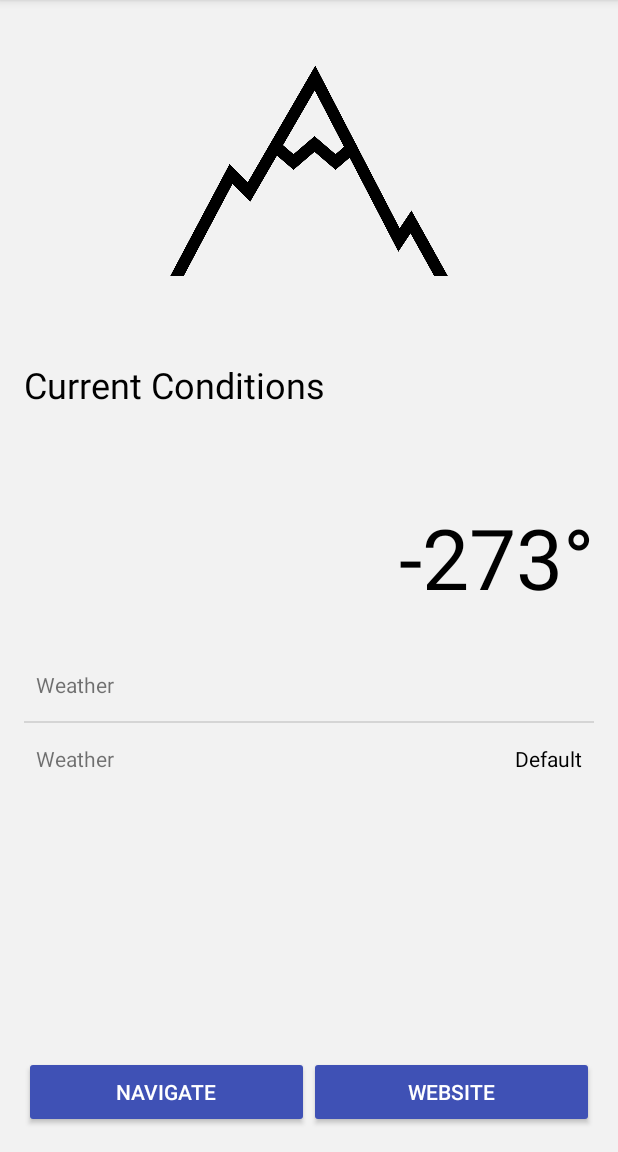
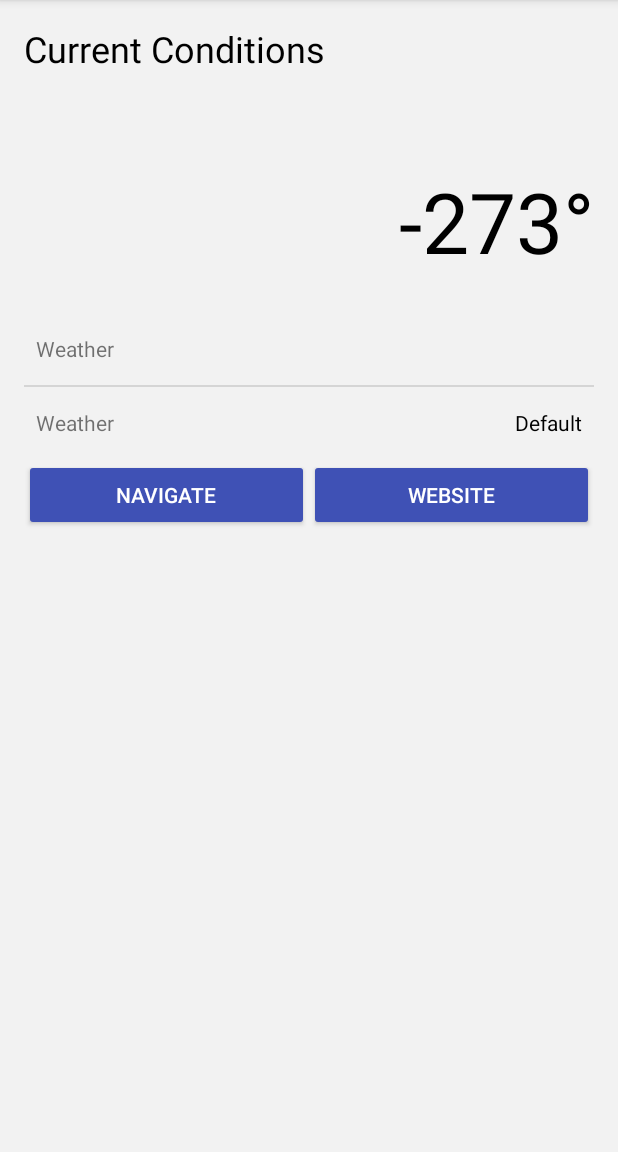
Before and after one commit to MSE-MobOP/Ski-Compass, an Android app: the DetailActivity screen opened directly, with no data from a screen before it, on a phone screen of 412 x 824 dp, the part 84-1236 px from its top. Run offline under Robolectric (Android 15) with nearby library versions, the phone set to English and light mode, and no system bars; 7 statements that could not run were skipped.

Commit message:
Modified detailActivity, is a ScrollView now. Final layout !?

```diff
--- a/app/src/main/java/mobop/skicompass/DetailActivity.java
+++ b/app/src/main/java/mobop/skicompass/DetailActivity.java
@@ -1,13 +1,16 @@
 package mobop.skicompass;
 
+import android.app.ActionBar;
 import android.content.Intent;
 import android.net.Uri;
 import android.os.Bundle;
 import android.support.annotation.Nullable;
 import android.support.v7.app.AppCompatActivity;
 import android.view.View;
+import android.view.ViewGroup;
 import android.widget.Button;
 import android.widget.ImageView;
+import android.widget.ListAdapter;
 import android.widget.ListView;
 import android.widget.TextView;
 import android.widget.Toast;
@@ -46,6 +49,8 @@ public class DetailActivity extends AppCompatActivity {
         detailList.setAdapter(detailArrayAdapter);
 
         checkWebButton();
+
+        blowDetailListToFullHeight(detailList);
     }
 
     /**
@@ -173,4 +178,25 @@ public class DetailActivity extends AppCompatActivity {
         }
     }
 
+    /**
+     * Resizes the list to fit all items in height
+     * @param detailList
+     */
+    private void blowDetailListToFullHeight(ListView detailList) {
+        ListAdapter detailListAdapter = detailList.getAdapter();
+        if (detailListAdapter == null) return;
+        int desiredWidth = View.MeasureSpec.makeMeasureSpec(detailList.getWidth(), View.MeasureSpec.UNSPECIFIED);
+        int totalHeight = 0;
+        View view = null;
+        for (int i = 0; i < detailListAdapter.getCount(); i++) {
+            view = detailListAdapter.getView(i, view, detailList);
+            if (i == 0) view.setLayoutParams(new ViewGroup.LayoutParams(desiredWidth, ActionBar.LayoutParams.WRAP_CONTENT));
+            view.measure(desiredWidth, View.MeasureSpec.UNSPECIFIED);
+            totalHeight += view.getMeasuredHeight();
+        }
+        ViewGroup.LayoutParams params = detailList.getLayoutParams();
+        params.height = totalHeight + (detailList.getDividerHeight() * (detailListAdapter.getCount() - 1));
+        detailList.setLayoutParams(params);
+    }
+
 }
--- a/app/src/main/java/mobop/skicompass/DetailArrayAdapter.java
+++ b/app/src/main/java/mobop/skicompass/DetailArrayAdapter.java
@@ -35,8 +35,8 @@ public class DetailArrayAdapter extends ArrayAdapter<DetailRowData> {
         }
 
         if (rowData[position] != null){
-            TextView listDescription = (TextView) rowView.findViewById(R.id.listDescription);
-            TextView listValue = (TextView) rowView.findViewById(R.id.listValue);
+            TextView listDescription = rowView.findViewById(R.id.listDescription);
+            TextView listValue =  rowView.findViewById(R.id.listValue);
 
             if (listDescription != null) {
                 listDescription.setText(rowData[position].description);
--- a/app/src/main/res/layout/detail_layout.xml
+++ b/app/src/main/res/layout/detail_layout.xml
@@ -1,73 +1,68 @@
 <?xml version="1.0" encoding="utf-8"?>
-<RelativeLayout xmlns:android="http://schemas.android.com/apk/res/android"
+<ScrollView xmlns:android="http://schemas.android.com/apk/res/android"
     xmlns:app="http://schemas.android.com/apk/res-auto"
     android:layout_width="match_parent"
     android:layout_height="match_parent"
+    android:background="@color/colorBackground"
     android:orientation="vertical"
     android:paddingLeft="16dp"
     android:paddingRight="16dp"
-    android:weightSum="1"
-    android:background="@color/colorBackground">
+    android:weightSum="1">
 
+    <LinearLayout
+        android:layout_width="match_parent"
+        android:layout_height="wrap_content"
+        android:orientation="vertical">
         <!--add scale-->
-    <ImageView
-        android:id="@+id/detailImageView"
-        android:layout_width="match_parent"
-        android:layout_height="200dp"
-        android:layout_marginBottom="8dp"
-        android:layout_marginTop="16dp"
-        android:contentDescription="@string/detail_image_alt"
-        android:src="@drawable/mountain" />
 
         <RelativeLayout
             android:id="@+id/conditionsLayout"
             android:layout_width="match_parent"
             android:layout_height="wrap_content"
-        android:layout_below="@id/detailImageView"
+            android:layout_marginBottom="16dp"
             android:layout_marginTop="8dp"
-        android:layout_marginBottom="16dp"
-        android:paddingTop="8dp"
-        android:paddingBottom="8dp">
+            android:paddingBottom="8dp"
+            android:paddingTop="8dp">
 
             <TextView
                 android:id="@+id/conditionsTextView"
                 android:layout_width="match_parent"
                 android:layout_height="wrap_content"
                 android:layout_marginBottom="16dp"
+                android:text="@string/detailCurrentConditions"
                 android:textColor="@color/black"
-            android:textSize="24sp"
-            android:text="@string/detailCurrentConditions" />
+                android:textSize="24sp" />
 
             <ImageView
                 android:id="@+id/weatherImageView"
                 android:layout_width="120dp"
                 android:layout_height="120dp"
+                android:layout_alignParentStart="true"
                 android:layout_below="@id/conditionsTextView"
-            android:layout_alignParentStart="true"
                 app:srcCompat="@drawable/weather_02d" />
 
             <TextView
                 android:id="@+id/temperatureTextView"
                 android:layout_width="0dp"
                 android:layout_height="120dp"
+                android:layout_alignParentEnd="true"
                 android:layout_below="@id/conditionsTextView"
                 android:layout_toEndOf="@id/weatherImageView"
-            android:layout_alignParentEnd="true"
+                android:gravity="bottom|end"
                 android:textAlignment="textEnd"
-            android:gravity="bottom|end"
+                android:textColor="@color/black"
                 android:textSize="56sp"
-            android:textColor="@color/black"
-            android:text="23°"/>
+                android:text="@string/detailTempPlaceholder"/>
 
         </RelativeLayout>
 
         <ListView
             android:id="@+id/detailList"
             android:layout_width="match_parent"
-        android:layout_height="wrap_content"
-        android:layout_below="@id/conditionsLayout"
+            android:layout_height="match_parent"
             android:focusable="false"
-        android:focusableInTouchMode="false">
+            android:focusableInTouchMode="false"
+            android:scrollbars="none">
 
         </ListView>
 
@@ -75,28 +70,29 @@
             android:id="@+id/buttosLayout"
             android:layout_width="match_parent"
             android:layout_height="wrap_content"
-        android:orientation="horizontal"
             android:layout_marginBottom="16dp"
-        android:layout_alignParentBottom="true">
+            android:orientation="horizontal">
 
             <Button
                 android:id="@+id/detailNavButton"
                 android:layout_width="0dp"
                 android:layout_height="wrap_content"
                 android:layout_weight="1"
+                android:onClick="createMapIntent"
                 android:text="@string/detailNavButtonName"
-            android:theme="@style/AppTheme.Button"
-            android:onClick="createMapIntent" />
+                android:theme="@style/AppTheme.Button" />
 
             <Button
                 android:id="@+id/detailWebButton"
                 android:layout_width="0dp"
                 android:layout_height="wrap_content"
                 android:layout_weight="1"
+                android:onClick="createWebIntent"
                 android:text="@string/detailWebButtonName"
-            android:theme="@style/AppTheme.Button"
-            android:onClick="createWebIntent" />
+                android:theme="@style/AppTheme.Button" />
 
         </LinearLayout>
 
-</RelativeLayout>
+    </LinearLayout>
+
+</ScrollView>
--- a/app/src/main/res/values/strings.xml
+++ b/app/src/main/res/values/strings.xml
@@ -28,6 +28,7 @@
     <string name="mainWeatherButton">List by weather</string>
     <string name="mainLiftsButton">List by opened lifts</string>
     <string name="mainSlopsButton">List by opened slops</string>
+    <string name="detailTempPlaceholder">23°</string>
 
     <!-- Array for spinner in list-activity -->
     <string-array name="spinnerSortItems">
```
Lines whose indentation alone changed are shown as unchanged.
